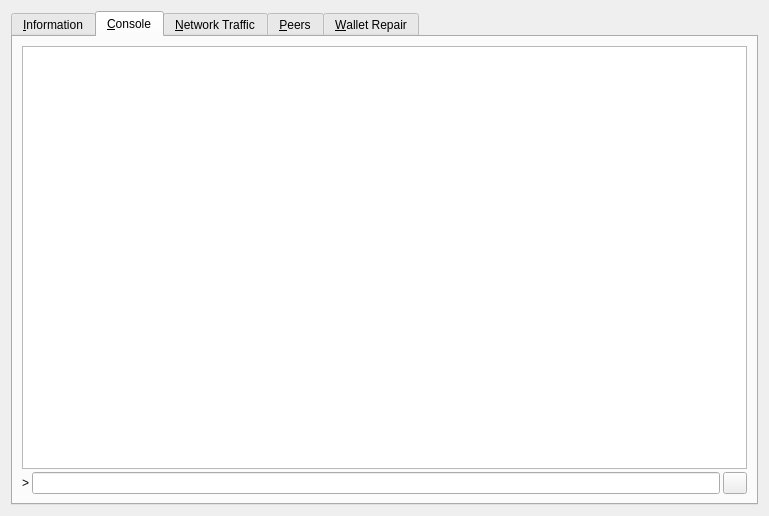
The window that src/qt/forms/rpcconsole.ui (ZENZO-Ecosystem/ZENZO-Core-Archive) describes before a commit, drawn with Qt 5.
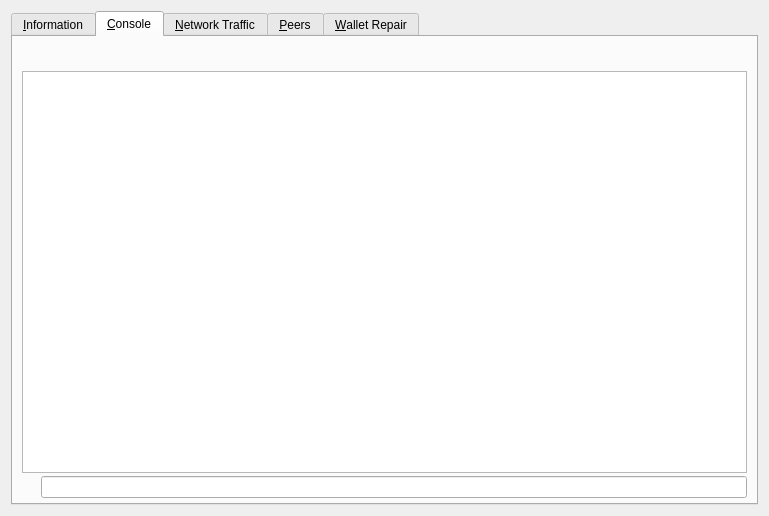
The same window after the commit. The open tabs and pages were chosen to show the change. Icons and pictures are not drawn. Custom widgets are drawn as their Qt base class.

The edit to the form file:
```diff
--- a/src/qt/forms/rpcconsole.ui
+++ b/src/qt/forms/rpcconsole.ui
@@ -377,6 +377,125 @@
        <property name="spacing">
         <number>3</number>
        </property>
+       <property name="bottomMargin">
+        <number>5</number>
+       </property>
+       <item>
+        <layout class="QHBoxLayout" name="horizontalLayout">
+         <property name="spacing">
+          <number>4</number>
+         </property>
+         <item>
+          <spacer name="horizontalSpacer">
+           <property name="orientation">
+            <enum>Qt::Horizontal</enum>
+           </property>
+           <property name="sizeHint" stdset="0">
+            <size>
+             <width>40</width>
+             <height>20</height>
+            </size>
+           </property>
+          </spacer>
+         </item>
+         <item>
+          <widget class="QPushButton" name="fontSmallerButton">
+           <property name="maximumSize">
+            <size>
+             <width>24</width>
+             <height>24</height>
+            </size>
+           </property>
+           <property name="text">
+            <string/>
+           </property>
+           <property name="toolTip">
+            <string>Decrease font size</string>
+           </property>
+           <property name="icon">
+            <iconset resource="../zenzo.qrc">
+             <normaloff>:/icons/fontsmaller</normaloff>:/icons/fontsmaller</iconset>
+           </property>
+           <property name="iconSize">
+            <size>
+             <width>24</width>
+             <height>16</height>
+            </size>
+           </property>
+           <property name="autoDefault">
+            <bool>false</bool>
+           </property>
+           <property name="flat">
+            <bool>true</bool>
+           </property>
+          </widget>
+         </item>
+         <item>
+          <widget class="QPushButton" name="fontBiggerButton">
+           <property name="maximumSize">
+            <size>
+             <width>24</width>
+             <height>24</height>
+            </size>
+           </property>
+           <property name="toolTip">
+            <string>Increase font size</string>
+           </property>
+           <property name="text">
+            <string/>
+           </property>
+           <property name="icon">
+            <iconset resource="../zenzo.qrc">
+             <normaloff>:/icons/fontbigger</normaloff>:/icons/fontbigger</iconset>
+           </property>
+           <property name="iconSize">
+            <size>
+             <width>24</width>
+             <height>16</height>
+            </size>
+           </property>
+           <property name="autoDefault">
+            <bool>false</bool>
+           </property>
+           <property name="flat">
+            <bool>true</bool>
+           </property>
+          </widget>
+         </item>
+         <item>
+          <widget class="QPushButton" name="clearButton">
+           <property name="maximumSize">
+            <size>
+             <width>24</width>
+             <height>24</height>
+            </size>
+           </property>
+           <property name="toolTip">
+            <string>Clear console</string>
+           </property>
+           <property name="layoutDirection">
+            <enum>Qt::LeftToRight</enum>
+           </property>
+           <property name="text">
+            <string/>
+           </property>
+           <property name="icon">
+            <iconset resource="../zenzo.qrc">
+             <normaloff>:/icons/remove</normaloff>:/icons/remove</iconset>
+           </property>
+           <property name="shortcut">
+            <string notr="true">Ctrl+L</string>
+           </property>
+           <property name="autoDefault">
+            <bool>false</bool>
+           </property>
+           <property name="flat">
+            <bool>true</bool>
+           </property>
+          </widget>
+         </item>
+        </layout>
+       </item>
        <item>
         <widget class="QTextEdit" name="messagesWidget">
          <property name="minimumSize">
@@ -397,25 +516,18 @@
         </widget>
        </item>
        <item>
-        <layout class="QHBoxLayout" name="horizontalLayout">
+        <layout class="QHBoxLayout" name="horizontalLayoutPrompt">
          <property name="spacing">
           <number>3</number>
          </property>
          <item>
-          <widget class="QLabel" name="label">
-           <property name="text">
-            <string notr="true">&gt;</string>
+          <widget class="QPushButton" name="promptIcon">
+           <property name="enabled">
+            <bool>false</bool>
            </property>
-          </widget>
-         </item>
-         <item>
-          <widget class="QLineEdit" name="lineEdit"/>
-         </item>
-         <item>
-          <widget class="QPushButton" name="clearButton">
            <property name="maximumSize">
             <size>
-             <width>24</width>
+             <width>16</width>
              <height>24</height>
             </size>
            </property>
@@ -429,11 +541,24 @@
             <iconset resource="../zenzo.qrc">
              <normaloff>:/icons/remove</normaloff>:/icons/remove</iconset>
            </property>
-           <property name="shortcut">
-            <string notr="true">Ctrl+L</string>
+           <property name="iconSize">
+            <size>
+             <width>14</width>
+             <height>14</height>
+            </size>
            </property>
            <property name="autoDefault">
             <bool>false</bool>
+           </property>
+           <property name="flat">
+            <bool>true</bool>
+           </property>
+          </widget>
+         </item>
+         <item>
+          <widget class="QLineEdit" name="lineEdit">
+           <property name="placeholderText">
+            <string/>
            </property>
           </widget>
          </item>
```
Left out of the diff: 6 changed lines with no effect on the pictures.
